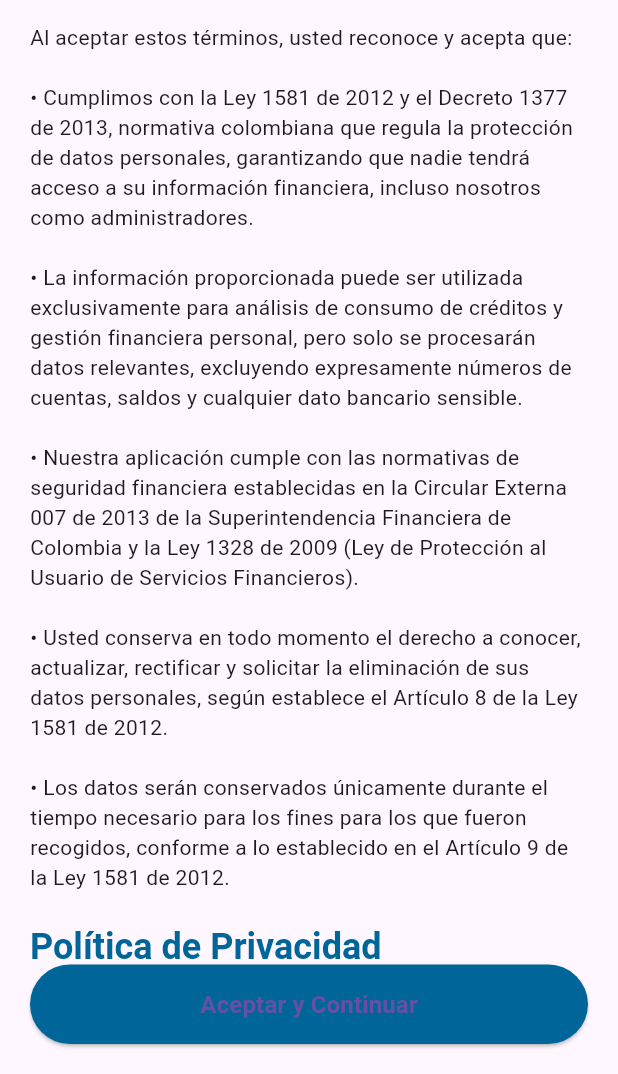
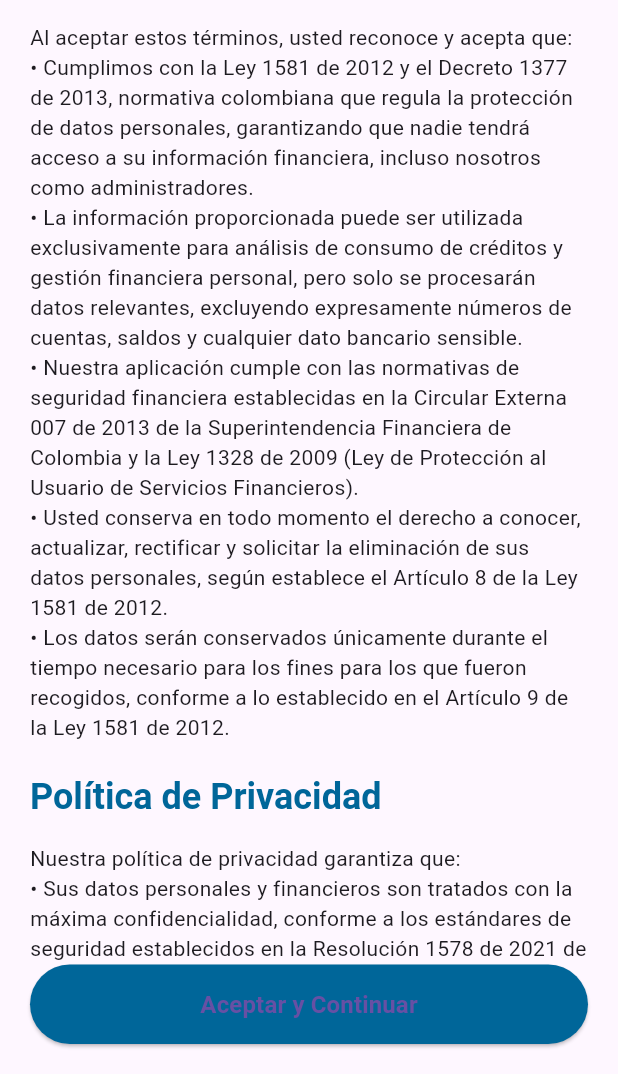
Before and after one commit to Alcander122/finaces, a Flutter app: the TermsAcceptanceScreen screen opened directly, on a phone screen of 412 x 824 dp, the part 162-1236 px from its top. Run offline on Flutter 3.47's test engine with Material 3 defaults, Android fonts, the phone set to English and light mode, and no system bars; our stand-ins replace cloud_firestore, firebase_auth, firebase_core, fl_chart, flutter_local_notifications, flutter_riverpod and 11 more; missing offline and left inert: flutter_facebook_auth; accounts and stored records are empty.

Commit message:
Refactoriza login con Google: permite redirección al registro cuando la cuenta no está creada

```diff
--- a/lib/core/errors/error_strings.dart
+++ b/lib/core/errors/error_strings.dart
@@ -1,44 +1,45 @@
+/// Mensajes de error y contenido estático
 abstract class ErrorStrings {
   // Errores de autenticación
   static const invalidCredentials = "Credenciales incorrectas";
   static const userNotFound = "Usuario no encontrado";
   static const wrongPassword = "Contraseña incorrecta";
-  static const invalidEmail = "Correo electrónico inválido";
+  static const invalidEmail = "Correo inválido";
   static const emailInUse = "El correo ya está registrado";
-  static const weakPassword = "La contraseña es muy débil";
+  static const weakPassword = "Contraseña muy débil";
 
   // Errores de red
-  static const networkError = "Error de conexión. Verifica tu internet";
+  static const networkError = "Error de conexión";
 
   // Generales
-  static const unexpectedError = "Ocurrió un error inesperado";
-  static const requiredField = "Este campo es obligatorio";
+  static const unexpectedError = "Error inesperado";
+  static const requiredField = "Campo obligatorio";
   static const invalidFormat = "Formato inválido";
-  static const passwordMismatch = "Las contraseñas no coinciden";
+  static const passwordMismatch = "Contraseñas no coinciden";
 
-  // Nuevo: Aceptación de términos
-  static const termsNotAccepted = "Debe aceptar el procesamiento de datos personales";
+  // Términos y privacidad
+  static const termsNotAccepted = "Debe aceptar los términos";
   static const termsAndConditionsTitle = "Términos y Condiciones";
   static const privacyPolicyTitle = "Política de Privacidad";
 
-// Mensajes de términos y condiciones - ADAPTADOS PARA COLOMBIA
+   // Mensajes de términos y condiciones - ADAPTADOS PARA COLOMBIA
   static const termsAndConditionsContent =
-    "Al aceptar estos términos, usted reconoce y acepta que:\n\n"
-    "• Cumplimos con la Ley 1581 de 2012 y el Decreto 1377 de 2013, normativa colombiana que regula la protección de datos personales, garantizando que nadie tendrá acceso a su información financiera, incluso nosotros como administradores.\n\n"
-    "• La información proporcionada puede ser utilizada exclusivamente para análisis de consumo de créditos y gestión financiera personal, pero solo se procesarán datos relevantes, excluyendo expresamente números de cuentas, saldos y cualquier dato bancario sensible.\n\n"
-    "• Nuestra aplicación cumple con las normativas de seguridad financiera establecidas en la Circular Externa 007 de 2013 de la Superintendencia Financiera de Colombia y la Ley 1328 de 2009 (Ley de Protección al Usuario de Servicios Financieros).\n\n"
-    "• Usted conserva en todo momento el derecho a conocer, actualizar, rectificar y solicitar la eliminación de sus datos personales, según establece el Artículo 8 de la Ley 1581 de 2012.\n\n"
+    "Al aceptar estos términos, usted reconoce y acepta que:\n"
+    "• Cumplimos con la Ley 1581 de 2012 y el Decreto 1377 de 2013, normativa colombiana que regula la protección de datos personales, garantizando que nadie tendrá acceso a su información financiera, incluso nosotros como administradores.\n"
+    "• La información proporcionada puede ser utilizada exclusivamente para análisis de consumo de créditos y gestión financiera personal, pero solo se procesarán datos relevantes, excluyendo expresamente números de cuentas, saldos y cualquier dato bancario sensible.\n"
+    "• Nuestra aplicación cumple con las normativas de seguridad financiera establecidas en la Circular Externa 007 de 2013 de la Superintendencia Financiera de Colombia y la Ley 1328 de 2009 (Ley de Protección al Usuario de Servicios Financieros).\n"
+    "• Usted conserva en todo momento el derecho a conocer, actualizar, rectificar y solicitar la eliminación de sus datos personales, según establece el Artículo 8 de la Ley 1581 de 2012.\n"
     "• Los datos serán conservados únicamente durante el tiempo necesario para los fines para los que fueron recogidos, conforme a lo establecido en el Artículo 9 de la Ley 1581 de 2012.";
 
   // Política de privacidad adaptada para Colombia
   static const privacyPolicyContent =
-    "Nuestra política de privacidad garantiza que:\n\n"
-    "• Sus datos personales y financieros son tratados con la máxima confidencialidad, conforme a los estándares de seguridad establecidos en la Resolución 1578 de 2021 de la Superintendencia de Industria y Comercio y la Circular Externa 007 de 2013 de la Superintendencia Financiera de Colombia.\n\n"
-    "• No compartiremos su información con terceros sin su consentimiento expreso, excepto cuando sea requerido por ley o autoridades competentes en cumplimiento de obligaciones legales.\n\n"
-    "• Implementamos medidas técnicas y organizativas apropiadas para garantizar un nivel de seguridad adecuado al riesgo, incluyendo cifrado AES-256 para datos en tránsito y reposo, según lo establecido en el Artículo 10 de la Ley 1581 de 2012.\n\n"
-    "• Sus datos solo serán utilizados para los fines establecidos en esta política y nunca para fines comerciales no autorizados.\n\n"
+    "Nuestra política de privacidad garantiza que:\n"
+    "• Sus datos personales y financieros son tratados con la máxima confidencialidad, conforme a los estándares de seguridad establecidos en la Resolución 1578 de 2021 de la Superintendencia de Industria y Comercio y la Circular Externa 007 de 2013 de la Superintendencia Financiera de Colombia.\n"
+    "• No compartiremos su información con terceros sin su consentimiento expreso, excepto cuando sea requerido por ley o autoridades competentes en cumplimiento de obligaciones legales.\n"
+    "• Implementamos medidas técnicas y organizativas apropiadas para garantizar un nivel de seguridad adecuado al riesgo, incluyendo cifrado AES-256 para datos en tránsito y reposo, según lo establecido en el Artículo 10 de la Ley 1581 de 2012.\n"
+    "• Sus datos solo serán utilizados para los fines establecidos en esta política y nunca para fines comerciales no autorizados.\n"
     "• Usted tiene derecho a presentar quejas o reclamos ante la Superintendencia de Industria y Comercio si considera que se ha vulnerado su derecho a la protección de datos, conforme al Artículo 14 de la Ley 1581 de 2012.";
 
-  // Mensaje de éxito
-  static const registrationSuccess = "Registro exitoso. Por favor, inicia sesión";
+  // Mensajes de éxito
+  static const registrationSuccess = "Registro exitoso";
 }
--- a/lib/presentations/screens/terms_acceptance.screen.dart
+++ b/lib/presentations/screens/terms_acceptance.screen.dart
@@ -1,4 +1,3 @@
-// terms_acceptance.screen.dart
 import 'package:finances/core/errors/error_strings.dart';
 import 'package:finances/presentations/screens/home/home_screen.dart';
 import 'package:finances/presentations/theme/themes.dart';
@@ -6,8 +5,20 @@ import 'package:flutter/material.dart';
 import 'package:cloud_firestore/cloud_firestore.dart';
 import 'package:firebase_auth/firebase_auth.dart';
 
+import 'package:finances/core/data/services/user_service.dart';
+
 class TermsAcceptanceScreen extends StatefulWidget {
-  const TermsAcceptanceScreen({super.key});
+  final User? user;
+  final bool isNewUser;
+
+  // Constructor por defecto para usuarios nuevos (por Google, por ejemplo)
+  const TermsAcceptanceScreen({super.key})
+      : user = null,
+        isNewUser = true;
+
+  // Constructor específico para usuarios existentes que aún no aceptaron términos
+  const TermsAcceptanceScreen.forExistingUser(this.user, {super.key})
+      : isNewUser = false;
 
   @override
   State<TermsAcceptanceScreen> createState() => _TermsAcceptanceScreenState();
@@ -17,6 +28,7 @@ class _TermsAcceptanceScreenState extends State<TermsAcceptanceScreen> {
   bool _agreePersonalData = false;
   bool _isLoading = false;
 
+  /// Acepta los términos, crea o actualiza el documento del usuario según sea necesario
   void _acceptTerms() async {
     if (_isLoading) return;
 
@@ -24,7 +36,8 @@ class _TermsAcceptanceScreenState extends State<TermsAcceptanceScreen> {
       ScaffoldMessenger.of(context).showSnackBar(
         SnackBar(
           content: Text(ErrorStrings.termsNotAccepted),
-            backgroundColor: Colors.red),
+          backgroundColor: Colors.red,
+        ),
       );
       return;
     }
@@ -32,29 +45,43 @@ class _TermsAcceptanceScreenState extends State<TermsAcceptanceScreen> {
     setState(() => _isLoading = true);
 
     try {
-      // Actualizar el documento del usuario en Firestore para marcar que aceptó los términos
-      final user = FirebaseAuth.instance.currentUser;
-      if (user != null) {
-        await FirebaseFirestore.instance
-            .collection('users')
-            .doc(user.uid)
-            .update({
+      final user = widget.user ?? FirebaseAuth.instance.currentUser;
+      if (user == null) throw Exception("Usuario no autenticado");
+
+      final userService = UserService();
+
+      if (widget.isNewUser) {
+        // Crear el documento desde cero usando tu método de UserService
+        await userService.registerGoogleUser(
+          uid: user.uid,
+          email: user.email ?? '',
+          name: user.displayName ?? '',
+        );
+      }
+
+      // Asegurar que el documento esté creado (por si es usuario antiguo sin campos)
+      final userRef =
+          FirebaseFirestore.instance.collection('users').doc(user.uid);
+
+      await userRef.set({
         'acceptedTerms': true,
         'termsAcceptedAt': FieldValue.serverTimestamp(),
-        });
-      }
+      }, SetOptions(merge: true));
 
-      // Navegar a HomeScreen
+      // Navegar a la pantalla principal
+      if (mounted) {
         Navigator.pushAndRemoveUntil(
           context,
           MaterialPageRoute(builder: (_) => const HomeScreen()),
           (route) => false,
         );
+      }
     } catch (e) {
       ScaffoldMessenger.of(context).showSnackBar(
-        SnackBar(
+        const SnackBar(
           content: Text("Error al guardar aceptación de términos"),
-            backgroundColor: Colors.red),
+          backgroundColor: Colors.red,
+        ),
       );
       setState(() => _isLoading = false);
     }
@@ -81,12 +108,11 @@ class _TermsAcceptanceScreenState extends State<TermsAcceptanceScreen> {
                   children: [
                     Text(
                       ErrorStrings.termsAndConditionsTitle,
-                      style: Theme.of(context)
-                          .textTheme
-                          .headlineSmall
-                          ?.copyWith(
+                      style:
+                          Theme.of(context).textTheme.headlineSmall?.copyWith(
                                 fontWeight: FontWeight.bold,
-                              color: Themes.degradientLight),
+                                color: Themes.degradientLight,
+                              ),
                     ),
                     const SizedBox(height: 15),
                     Text(
@@ -96,12 +122,11 @@ class _TermsAcceptanceScreenState extends State<TermsAcceptanceScreen> {
                     const SizedBox(height: 20),
                     Text(
                       ErrorStrings.privacyPolicyTitle,
-                      style: Theme.of(context)
-                          .textTheme
-                          .headlineSmall
-                          ?.copyWith(
+                      style:
+                          Theme.of(context).textTheme.headlineSmall?.copyWith(
                                 fontWeight: FontWeight.bold,
-                              color: Themes.degradientLight),
+                                color: Themes.degradientLight,
+                              ),
                     ),
                     const SizedBox(height: 15),
                     Text(
@@ -109,7 +134,7 @@ class _TermsAcceptanceScreenState extends State<TermsAcceptanceScreen> {
                       style: Theme.of(context).textTheme.bodyMedium,
                     ),
                     const SizedBox(height: 20),
-                    // Checkbox de términos
+                    // Checkbox de aceptación
                     Row(
                       crossAxisAlignment: CrossAxisAlignment.start,
                       children: [
```
Also changed, not shown: lib/core/data/providers/auth_provider.dart (+97 -207 lines), lib/core/data/services/user_service.dart (+61 -70 lines), lib/core/errors/handlers/auth_error_handler.dart (+25 -11 lines), lib/presentations/screens/auth/LoginScreen.dart (+40 -37 lines), 9 other files. Lines whose indentation alone changed are shown as unchanged.
